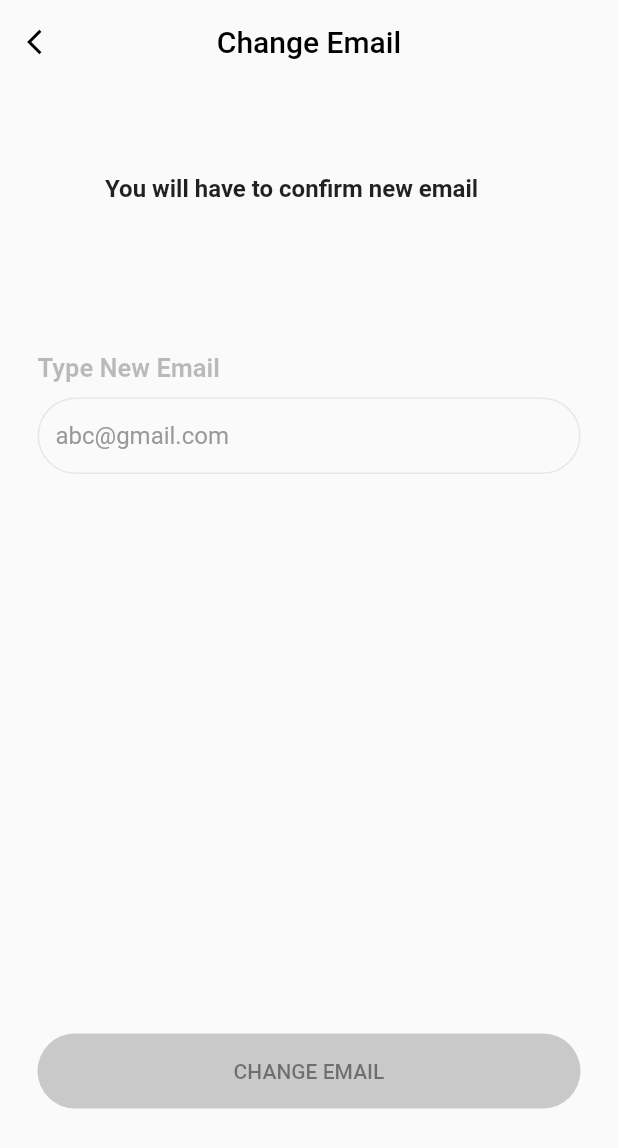
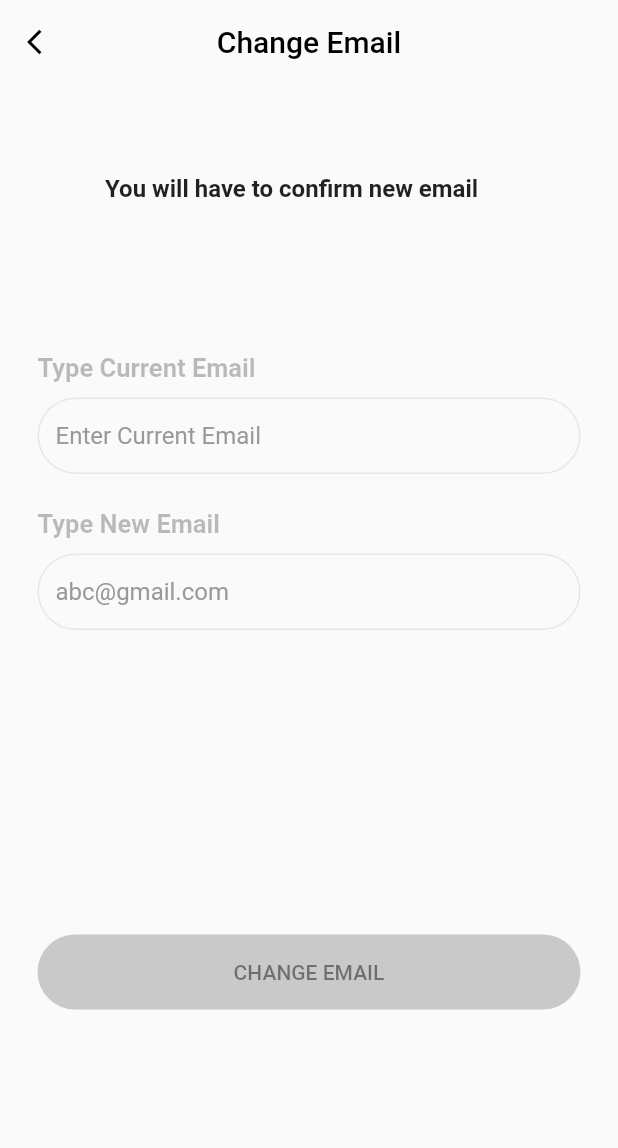
Before and after one commit to keval1616/partner_app, a Flutter app: the ChangeEmailScreen screen opened by its route, on a phone screen of 412 x 824 dp. Shown: the top 1148 px of the screen. Run offline on Flutter 3.47's test engine with Material 2 defaults, Android fonts, the phone set to English and light mode, and no system bars; our stand-ins replace cached_network_image, dio, dotted_border, flutter_easyloading, flutter_pw_validator, flutter_spinkit and 10 more; missing offline and left inert: month_picker_dialog_2, qr_code_scanner; accounts and stored records are empty; Roboto replaces fonts that are missing (inter).

Commit message:
project update

```diff
--- a/lib/auth_screens/login_screen.dart
+++ b/lib/auth_screens/login_screen.dart
@@ -87,6 +87,7 @@ class _LoginScreenState extends State<LoginScreen> {
                     focusNode: loginScreenController.passwordFocusNode,
                     hint: "Password",
                     textInputAction: TextInputAction.done,
+                    keyboardType: TextInputType.emailAddress,
                     suffixIcon: GestureDetector(
                       onTap: () {
                         loginScreenController.showPass.value =
--- a/lib/controllers/forgotpasswordcontroller.dart
+++ b/lib/controllers/forgotpasswordcontroller.dart
@@ -6,7 +6,7 @@ import 'package:gymui/services/api_service.dart';
 
 class ForgotPasswordScreenController extends GetxController {
   RxString emailString = "".obs;
-  TextEditingController emailAddressController = TextEditingController(text: "harkhenterprise@gmail.com");
+  TextEditingController emailAddressController = TextEditingController();
   FocusNode emailAddressFocusNode = FocusNode();
 
   Future<void> apiCallForForgotPassword() async {
--- a/lib/controllers/login_controller.dart
+++ b/lib/controllers/login_controller.dart
@@ -68,7 +68,8 @@ class LoginScreenController extends GetxController {
           backgroundColor: AppColor.buttoncolor,
           duration: Duration(milliseconds: 3000),
           message: response.data['detail'],
-        ));
+        )
+        );
       }
     } catch (error) {
       print(error);
--- a/lib/main.dart
+++ b/lib/main.dart
@@ -38,7 +38,7 @@ class _MyAppState extends State<MyApp> {
       title: 'Partner App',
       debugShowCheckedModeBanner: false,
       getPages: AppRouter().getPages,
-       initialRoute: AppRouter.homeScreen,
+
       // builder: EasyLoading.init(),
       home:
           AppPref().token.isNotEmpty ? const HomeScreen() : const LoginScreen(),
--- a/lib/screens/profile_settings/changeemail/changeemail_screen.dart
+++ b/lib/screens/profile_settings/changeemail/changeemail_screen.dart
@@ -15,9 +15,10 @@ class ChangeEmailScreen extends StatefulWidget {
   State<ChangeEmailScreen> createState() => _ChangeEmailScreenState();
 }
 
-final changeEmailController = Get.put(ChangeEmailController());
 
 class _ChangeEmailScreenState extends State<ChangeEmailScreen> {
+  final changeEmailController = Get.put(ChangeEmailController());
+
   @override
   Widget build(BuildContext context) {
     return GestureDetector(
@@ -62,6 +63,28 @@ class _ChangeEmailScreenState extends State<ChangeEmailScreen> {
                 ),
                 const SizedBox(height: 100),
                 Text(
+                  "Type Current Email",
+                  textAlign: TextAlign.start,
+                  style: const TextStyle(
+                      fontFamily: TxtFontFamily.roboto, color: Colors.black26)
+                      .normal17w600,
+                ),
+
+                const SizedBox(
+                  height: 10,
+                ),
+
+                InputField(
+                  maxLine: 1,
+                  controller: changeEmailController.currentEmailController,
+                  focusNode: changeEmailController.currentEmailFocusNode,
+                  hint: "Enter Current Email",
+                  textInputAction: TextInputAction.done,
+                  keyboardType: TextInputType.emailAddress,
+                ),
+                SizedBox(height: 20),
+
+                Text(
                   "Type New Email",
                   textAlign: TextAlign.start,
                   style: const TextStyle(
@@ -71,6 +94,8 @@ class _ChangeEmailScreenState extends State<ChangeEmailScreen> {
                 const SizedBox(
                   height: 10,
                 ),
+
+
                 InputField(
                   maxLine: 1,
                   onChange: (val) {
@@ -83,7 +108,7 @@ class _ChangeEmailScreenState extends State<ChangeEmailScreen> {
                   keyboardType: TextInputType.emailAddress,
                 ),
                 const SizedBox(
-                  height: 370,
+                  height: 200,
                 ),
                 Obx(
                   () => CommonAppButton(
--- a/lib/screens/profile_settings/changeemail/checkmailforgotmail_Screen.dart
+++ b/lib/screens/profile_settings/changeemail/checkmailforgotmail_Screen.dart
@@ -66,7 +66,7 @@ class _CheckMailForgotScreenState extends State<CheckMailForgotScreen> {
                   ),
                   GestureDetector(
                     onTap: () {
-                      Get.toNamed(AppRouter.successfullyChangeEmailScreen);
+                      // Get.toNamed(AppRouter.successfullyChangeEmailScreen);
                     },
                     child: Container(
                       height: 50,
```
Also changed, not shown: lib/controllers/changeemailcontroller.dart (+68 -11 lines), lib/screens/profile_settings/change_gym_data.dart (+11 -9 lines), lib/screens/profile_settings/changepassword/changepassword_Screen.dart (+9 -12 lines), lib/screens/profile_settings/changepassword/changepasswordcontroller.dart (+58 -17 lines).
